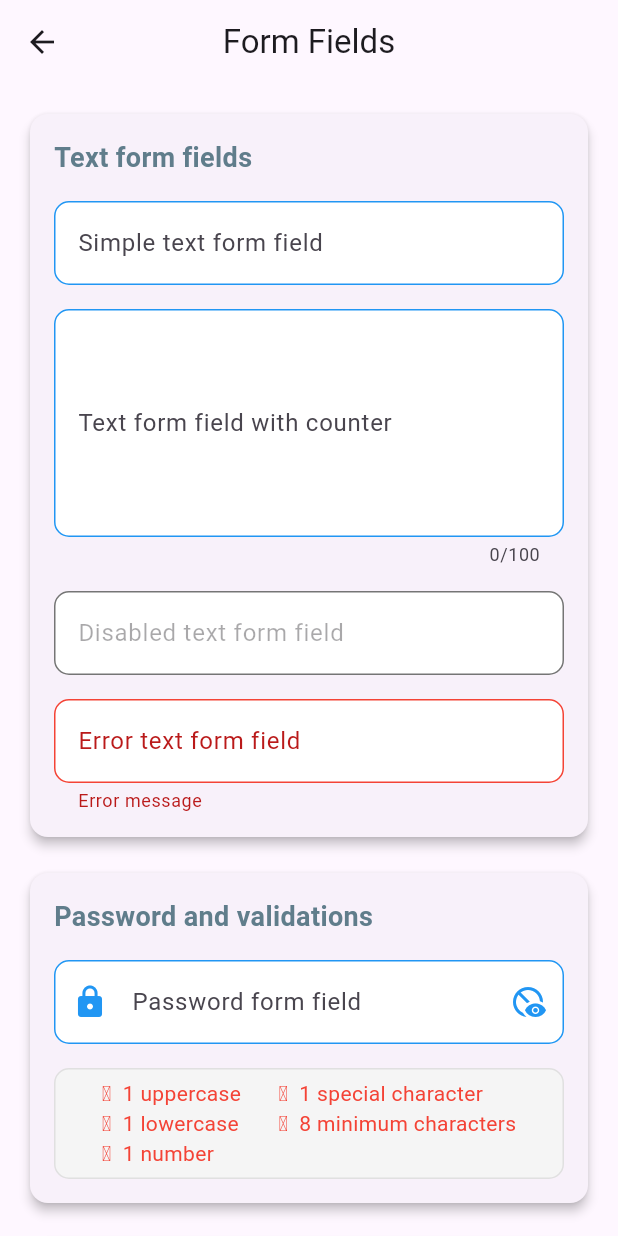
After one commit to estelson/ejl_visual_components_tests, a Flutter app: the screen it shows after launch, after a tap on "EJL Form Fields", on a phone screen of 412 x 824 dp. The commit adds this screen. Run offline on Flutter 3.47's test engine with Material 3 defaults, Android fonts, the phone set to English and light mode, and no system bars; our stand-ins replace awesome_dialog.

Commit message:
FormFields and validators

```diff
--- /dev/null
+++ b/lib/TODOs.txt
@@ -0,0 +1,6 @@
+/// TODO: Create CommonMethods.checkConnectivityMethod(BuildContext context) => [https://github.com/estelson/cupcake/blob/master/lib/commons/common_methods.dart]
+/// TODO: Create Formatters => [https://github.com/estelson/cupcake/blob/master/lib/utils/formatters/formatter.dart] and [https://github.com/estelson/flutter_t_store/blob/master/lib/utils/formatters/formatter.dart]
+/// TODO: Create CustomAppBar => [https://github.com/estelson/cupcake/blob/master/lib/view/widgets/custom_app_bar.dart]
+/// TODO: Create CustomResponsiveScreen => [https://github.com/estelson/cupcake/blob/master/lib/view/widgets/responsive_widget.dart]
+/// TODO: Create Macro widget => [https://github.com/estelson/pizza_app/blob/master/lib/components/macro.dart]
+/// TODO: Check and create Utils classes => [https://github.com/estelson/flutter_t_store/tree/master/lib/utils]
--- /dev/null
+++ b/lib/screens/form_fields_screen.dart
@@ -0,0 +1,261 @@
+import 'package:awesome_dialog/awesome_dialog.dart';
+import 'package:ejl_visual_components_tests/screens/widgets/buttons/ejl_elevated_button.dart';
+import 'package:ejl_visual_components_tests/screens/widgets/dialogs/ejl_alert_dialog.dart';
+import 'package:ejl_visual_components_tests/screens/widgets/form_fields/ejl_text_form_field.dart';
+import 'package:ejl_visual_components_tests/screens/widgets/others/ejl_text.dart';
+import 'package:ejl_visual_components_tests/screens/widgets/validators/ejl_password_validation_markers.dart';
+import 'package:flutter/material.dart';
+
+class EJLFormFieldsScreen extends StatefulWidget {
+  const EJLFormFieldsScreen({super.key});
+
+  @override
+  State<EJLFormFieldsScreen> createState() => _EJLFormFieldsScreenState();
+}
+
+class _EJLFormFieldsScreenState extends State<EJLFormFieldsScreen> {
+  final GlobalKey<FormState> _formKey = GlobalKey<FormState>();
+
+  final TextEditingController _simpleTextFormFieldController = TextEditingController();
+  final TextEditingController _textFormFieldWithCounterController = TextEditingController();
+  final TextEditingController _disabledTextFormFieldController = TextEditingController();
+  final TextEditingController _errorTextFormFieldController = TextEditingController();
+  final TextEditingController _passwordFormFieldController = TextEditingController();
+
+  IconData _iconPassword = Icons.disabled_visible;
+  bool _obscurePassword = true;
+
+  bool containsUpperCase = false;
+  bool containsLowerCase = false;
+  bool containsNumber = false;
+  bool containsSpecialChar = false;
+  bool contains8Length = false;
+
+  @override
+  Widget build(BuildContext context) {
+    return Scaffold(
+      appBar: AppBar(
+        forceMaterialTransparency: true,
+        title: const Text("Form Fields"),
+        centerTitle: true,
+      ),
+      body: SingleChildScrollView(
+        padding: EdgeInsets.all(16),
+        child: Form(
+          key: _formKey,
+          child: Column(
+            crossAxisAlignment: CrossAxisAlignment.start,
+            children: [
+              /// Text form field
+              Card(
+                elevation: 3,
+                child: Padding(
+                  padding: const EdgeInsets.all(16),
+                  child: Column(
+                    crossAxisAlignment: CrossAxisAlignment.start,
+                    children: [
+                      EJLText(
+                        text: "Text form fields",
+                        fontSize: 18,
+                        fontWeight: FontWeight.bold,
+                        textColor: Colors.blueGrey,
+                      ),
+                      SizedBox(height: 16),
+                      EJLTextFormField(
+                        controller: _simpleTextFormFieldController,
+                        labelText: "Simple text form field",
+                        hintText: "Simple text form field",
+                      ),
+                      SizedBox(height: 16),
+                      EJLTextFormField(
+                        controller: _textFormFieldWithCounterController,
+                        labelText: "Text form field with counter",
+                        hintText: "Text form field with counter",
+                        maxLength: 100,
+                        maxLines: 5,
+                      ),
+                      SizedBox(height: 16),
+                      EJLTextFormField(
+                        controller: _disabledTextFormFieldController,
+                        labelText: "Disabled text form field",
+                        hintText: "Disabled text form field",
+                        isEnabled: false,
+                      ),
+                      SizedBox(height: 16),
+                      EJLTextFormField(
+                        controller: _errorTextFormFieldController,
+                        labelText: "Error text form field",
+                        hintText: "Error text form field",
+                        errorMessage: "Error message",
+                      ),
+                    ],
+                  ),
+                ),
+              ),
+
+              SizedBox(height: 16),
+
+              Card(
+                elevation: 3,
+                child: Padding(
+                  padding: const EdgeInsets.all(16),
+                  child: Column(
+                    crossAxisAlignment: CrossAxisAlignment.start,
+                    children: [
+                      EJLText(
+                        text: "Password and validations",
+                        fontSize: 18,
+                        fontWeight: FontWeight.bold,
+                        textColor: Colors.blueGrey,
+                      ),
+                      SizedBox(height: 16),
+                      EJLTextFormField(
+                        controller: _passwordFormFieldController,
+                        labelText: "Password form field",
+                        hintText: "Password form field",
+                        prefixIcon: const Icon(
+                          Icons.lock,
+                          color: Colors.blue,
+                        ),
+                        suffixIcon: IconButton(
+                          onPressed: () {
+                            setState(() {
+                              _obscurePassword = !_obscurePassword;
+
+                              if (_obscurePassword) {
+                                _iconPassword = Icons.disabled_visible;
+                              } else {
+                                _iconPassword = Icons.visibility;
+                              }
+                            });
+                          },
+                          icon: Icon(
+                            _iconPassword,
+                            color: Colors.blue,
+                          ),
+                        ),
+                        isObscureText: _obscurePassword,
+                        keyboardType: TextInputType.visiblePassword,
+                        validator: (value) {
+                          if (value!.isEmpty) {
+                            return 'Please fill in this field';
+                          } else if (!RegExp(r'^(?=.*?[A-Z])(?=.*?[a-z])(?=.*?[0-9])(?=.*?[!@#\$&*~`)\%\-(_+=;:,.<>/?"[{\]}\|^]).{8,}$').hasMatch(value)) {
+                            return 'Please enter a valid password';
+                          }
+
+                          return null;
+                        },
+                        onChanged: (value) {
+                          _passwordValidation(value);
+                        },
+                      ),
+                      SizedBox(height: 16),
+                      EJLPasswordValidationMarkers(
+                        containsUpperCase: containsUpperCase,
+                        containsLowerCase: containsLowerCase,
+                        containsNumber: containsNumber,
+                        containsSpecialChar: containsSpecialChar,
+                        contains8Length: contains8Length,
+                      ),
+                    ],
+                  ),
+                ),
+              ),
+
+              SizedBox(height: 16),
+
+              Card(
+                elevation: 3,
+                child: Padding(
+                  padding: const EdgeInsets.all(16),
+                  child: EJLElevatedButton(
+                    onPressed: () {
+                      _validateForm(context);
+                    },
+                    labelText: "Validate and show values",
+                    fontWeight: FontWeight.bold,
+                    textColor: Colors.white,
+                  ),
+                ),
+              ),
+            ],
+          ),
+        ),
+      ),
+    );
+  }
+
+  void _validateForm(BuildContext context) {
+    if (_formKey.currentState!.validate()) {
+      showEJLAlertDialog(
+        context: context,
+        titleText: "Form validation",
+        messageText: "Form is valid",
+        btnOkText: "Close",
+        onOkPressed: () {
+          Navigator.pop(context);
+        },
+        dialogType: DialogType.success,
+      );
+    } else {
+      showEJLAlertDialog(
+        context: context,
+        titleText: "Form validation",
+        messageText: "Form is not valid",
+        btnOkText: "Close",
+        onOkPressed: () {
+          Navigator.pop(context);
+        },
+        dialogType: DialogType.error,
+      );
+    }
+  }
+
+  void _passwordValidation(String value) {
+    if (value.contains(RegExp(r'[A-Z]'))) {
+      setState(() {
+        containsUpperCase = true;
+      });
+    } else {
+      setState(() {
+        containsUpperCase = false;
+      });
+    }
+    if (value.contains(RegExp(r'[a-z]'))) {
+      setState(() {
+        containsLowerCase = true;
+      });
+    } else {
+      setState(() {
+        containsLowerCase = false;
+      });
+    }
+    if (value.contains(RegExp(r'[0-9]'))) {
+      setState(() {
+        containsNumber = true;
+      });
+    } else {
+      setState(() {
+        containsNumber = false;
+      });
+    }
+    if (value.contains(RegExp(r'^(?=.*?[!@#$&*~`)\%\-(_+=;:,.<>/?"[{\]}\|^])'))) {
+      setState(() {
+        containsSpecialChar = true;
+      });
+    } else {
+      setState(() {
+        containsSpecialChar = false;
+      });
+    }
+    if (value.length >= 8) {
+      setState(() {
+        contains8Length = true;
+      });
+    } else {
+      setState(() {
+        contains8Length = false;
+      });
+    }
+  }
+}
--- a/lib/screens/home_page.dart
+++ b/lib/screens/home_page.dart
@@ -1,5 +1,6 @@
 import 'package:ejl_visual_components_tests/screens/dialogs_screen.dart';
 import 'package:ejl_visual_components_tests/screens/elevated_buttons_screen.dart';
+import 'package:ejl_visual_components_tests/screens/form_fields_screen.dart';
 import 'package:ejl_visual_components_tests/screens/widgets/buttons/ejl_elevated_button.dart';
 import 'package:ejl_visual_components_tests/screens/widgets/others/ejl_text.dart';
 import 'package:flutter/material.dart';
@@ -102,47 +103,19 @@ class HomePage extends StatelessWidget {
                       fontWeight: FontWeight.bold,
                       textColor: Colors.blueGrey,
                     ),
-                  ],
-                ),
-              ),
-            ),
 
-            SizedBox(height: 16),
+                    SizedBox(height: 16),
 
-            /// Validators section
-            Card(
-              elevation: 3,
-              child: Padding(
-                padding: const EdgeInsets.all(16),
-                child: Column(
-                  crossAxisAlignment: CrossAxisAlignment.start,
-                  children: [
-                    EJLText(
-                      text: "Validations",
-                      fontSize: 18,
-                      fontWeight: FontWeight.bold,
-                      textColor: Colors.blueGrey,
-                    ),
-                  ],
-                ),
-              ),
-            ),
-
-            SizedBox(height: 16),
-
-            /// Others section
-            Card(
-              elevation: 3,
-              child: Padding(
-                padding: const EdgeInsets.all(16),
-                child: Column(
-                  crossAxisAlignment: CrossAxisAlignment.start,
-                  children: [
-                    EJLText(
-                      text: "Others",
-                      fontSize: 18,
-                      fontWeight: FontWeight.bold,
-                      textColor: Colors.blueGrey,
+                    EJLElevatedButton(
+                      onPressed: () {
+                        Navigator.push(
+                          context,
+                          MaterialPageRoute(
+                            builder: (context) => const EJLFormFieldsScreen(),
+                          ),
+                        );
+                      },
+                      labelText: "EJL Form Fields",
                     ),
                   ],
                 ),
--- a/lib/screens/widgets/form_fields/ejl_text_form_field.dart
+++ b/lib/screens/widgets/form_fields/ejl_text_form_field.dart
@@ -47,6 +47,8 @@ class EJLTextFormField extends StatelessWidget {
   /// Whether to obscure the text.
   ///
   /// Mainly used in password fields
+  ///
+  /// default value is [false].
   final bool? isObscureText;
 
   /// Validator to validate the input.
@@ -67,6 +69,11 @@ class EJLTextFormField extends StatelessWidget {
   /// If true, the field will be dense, reducing its height.
   final bool? isDense;
 
+  /// If false, the field will be disabled.
+  ///
+  /// default value is [true].
+  final bool? isEnabled;
+
   /// Constructor of the [EJLTextFormField].
   const EJLTextFormField({
     super.key,
@@ -82,13 +89,14 @@ class EJLTextFormField extends StatelessWidget {
     this.keyboardType,
     this.prefixIcon,
     this.suffixIcon,
-    this.isObscureText,
+    this.isObscureText  = false,
     this.validator,
     this.onChanged,
     this.borderColor,
     this.fillColor,
     this.filled,
     this.isDense,
+    this.isEnabled,
   });
 
   /// Builds the [EJLTextFormField].
@@ -100,7 +108,7 @@ class EJLTextFormField extends StatelessWidget {
       obscureText: isObscureText ?? false,
       keyboardType: keyboardType,
       onChanged: onChanged,
-      maxLines: maxLines != null && maxLines! > 0 ? maxLines : null,
+      maxLines: maxLines != null && maxLines! > 0 && isObscureText == false ? maxLines : 1,
       minLines: minLines != null && minLines! > 0 ? minLines : null,
       maxLength: maxLength != null && maxLength! > 0 ? maxLength : null,
       decoration: InputDecoration(
@@ -122,21 +130,29 @@ class EJLTextFormField extends StatelessWidget {
           borderRadius: BorderRadius.circular(10),
         ),
         disabledBorder: OutlineInputBorder(
-          borderSide: BorderSide(color: Colors.grey.shade800),
+          borderSide: BorderSide(color: Colors.grey.shade600),
           borderRadius: BorderRadius.circular(10),
         ),
         errorBorder: OutlineInputBorder(
           borderSide: const BorderSide(color: Colors.red),
           borderRadius: BorderRadius.circular(10),
         ),
+        focusedErrorBorder: OutlineInputBorder(
+          borderSide: const BorderSide(
+            color: Colors.red,
+            width: 2,
+          ),
+          borderRadius: BorderRadius.circular(10),
+        ),
         labelText: labelText,
         labelStyle: labelStyle,
         hintText: hintText,
         hintStyle: hintStyle,
+        fillColor: fillColor ?? Colors.white,
+        filled: filled ?? true,
+        isDense: isDense ?? false,
+        enabled: isEnabled ?? true,
         errorText: errorMessage,
-        fillColor: fillColor,
-        filled: filled ?? false,
-        isDense: isDense ?? false,
       ),
     );
   }
--- a/lib/screens/widgets/validators/ejl_password_validation_markers.dart
+++ b/lib/screens/widgets/validators/ejl_password_validation_markers.dart
@@ -1,6 +1,6 @@
 import 'package:flutter/material.dart';
 
-/// Sow a text validation markers:
+/// Show text validation markers:
 /// [At least 1 uppercase letter] - defaults to [false]
 /// [At least 1 lowercase letter] - defaults to [false]
 /// [At least 1 number] - defaults to [false]
@@ -8,28 +8,28 @@ import 'package:flutter/material.dart';
 /// [At least 8 characters] - defaults to [false]
 class EJLPasswordValidationMarkers extends StatelessWidget {
   /// Whether the password is at least one uppercase letter.
-  final bool isUpperCase;
+  final bool containsUpperCase;
 
   /// Whether the password is at least one lowercase letter.
-  final bool isLowerCase;
+  final bool containsLowerCase;
 
   /// Whether the password is at least one number.
-  final bool isNumber;
+  final bool containsNumber;
 
   /// Whether the password is at least one special character.
-  final bool isSpecialChar;
+  final bool containsSpecialChar;
 
   /// Whether the password is at least 8 characters.
-  final bool is8Length;
+  final bool contains8Length;
 
   /// Constructor of the [EJLPasswordValidationMarkers].
   const EJLPasswordValidationMarkers({
     super.key,
-    required this.isUpperCase,
-    required this.isLowerCase,
-    required this.isNumber,
-    required this.isSpecialChar,
-    required this.is8Length,
+    required this.containsUpperCase,
+    required this.containsLowerCase,
+    required this.containsNumber,
+    required this.containsSpecialChar,
+    required this.contains8Length,
   });
 
   /// Builds the [EJLPasswordValidationMarkers].
@@ -50,21 +50,21 @@ class EJLPasswordValidationMarkers extends StatelessWidget {
             crossAxisAlignment: CrossAxisAlignment.start,
             children: [
               Text(
-                isUpperCase ? "\u{2713}  1 uppercase" : "\u{2717}  1 uppercase",
+                containsUpperCase ? "\u{2713}  1 uppercase" : "\u{2717}  1 uppercase",
                 style: TextStyle(
-                  color: isUpperCase ? Colors.green : Colors.red,
+                  color: containsUpperCase ? Colors.green : Colors.red,
                 ),
               ),
               Text(
-                isLowerCase ? "\u{2713}  1 lowercase" : "\u{2717}  1 lowercase",
+                containsLowerCase ? "\u{2713}  1 lowercase" : "\u{2717}  1 lowercase",
                 style: TextStyle(
-                  color: isLowerCase ? Colors.green : Colors.red,
+                  color: containsLowerCase ? Colors.green : Colors.red,
                 ),
               ),
               Text(
-                isNumber ? "\u{2713}  1 number" : "\u{2717}  1 number",
+                containsNumber ? "\u{2713}  1 number" : "\u{2717}  1 number",
                 style: TextStyle(
-                  color: isNumber ? Colors.green : Colors.red,
+                  color: containsNumber ? Colors.green : Colors.red,
                 ),
               ),
             ],
@@ -73,15 +73,15 @@ class EJLPasswordValidationMarkers extends StatelessWidget {
             crossAxisAlignment: CrossAxisAlignment.start,
             children: [
               Text(
-                isSpecialChar ? "\u{2713}  1 special character" : "\u{2717}  1 special character",
+                containsSpecialChar ? "\u{2713}  1 special character" : "\u{2717}  1 special character",
                 style: TextStyle(
-                  color: isSpecialChar ? Colors.green : Colors.red,
+                  color: containsSpecialChar ? Colors.green : Colors.red,
                 ),
               ),
               Text(
-                is8Length ? "\u{2713}  8 minimum characters" : "\u{2717}  8 minimum characters",
+                contains8Length ? "\u{2713}  8 minimum characters" : "\u{2717}  8 minimum characters",
                 style: TextStyle(
-                  color: is8Length ? Colors.green : Colors.red,
+                  color: contains8Length ? Colors.green : Colors.red,
                 ),
               ),
             ],
```
